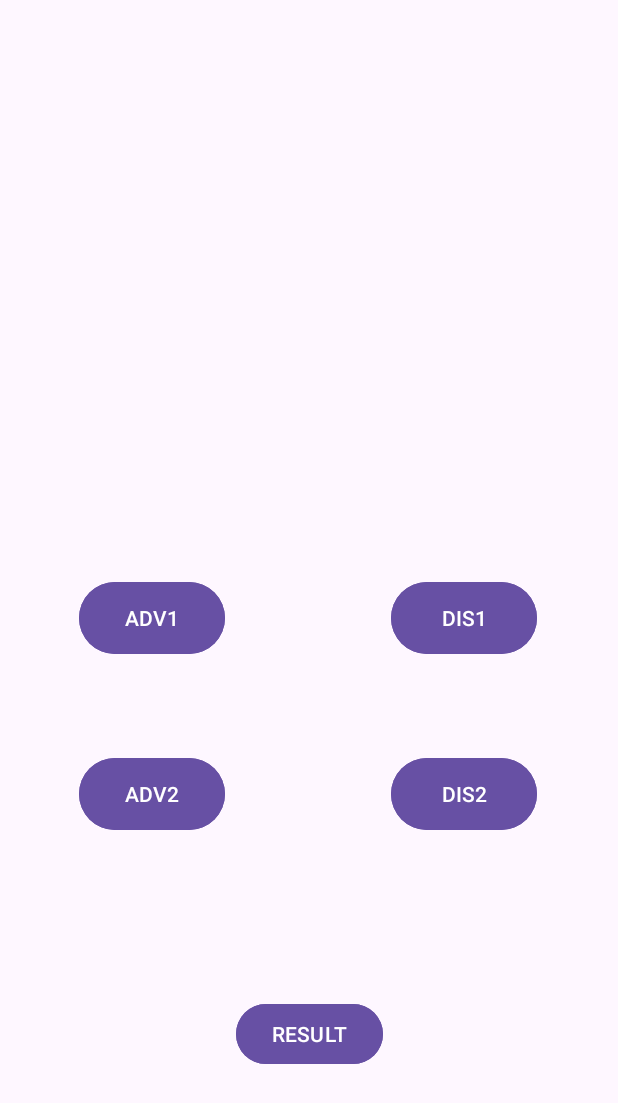
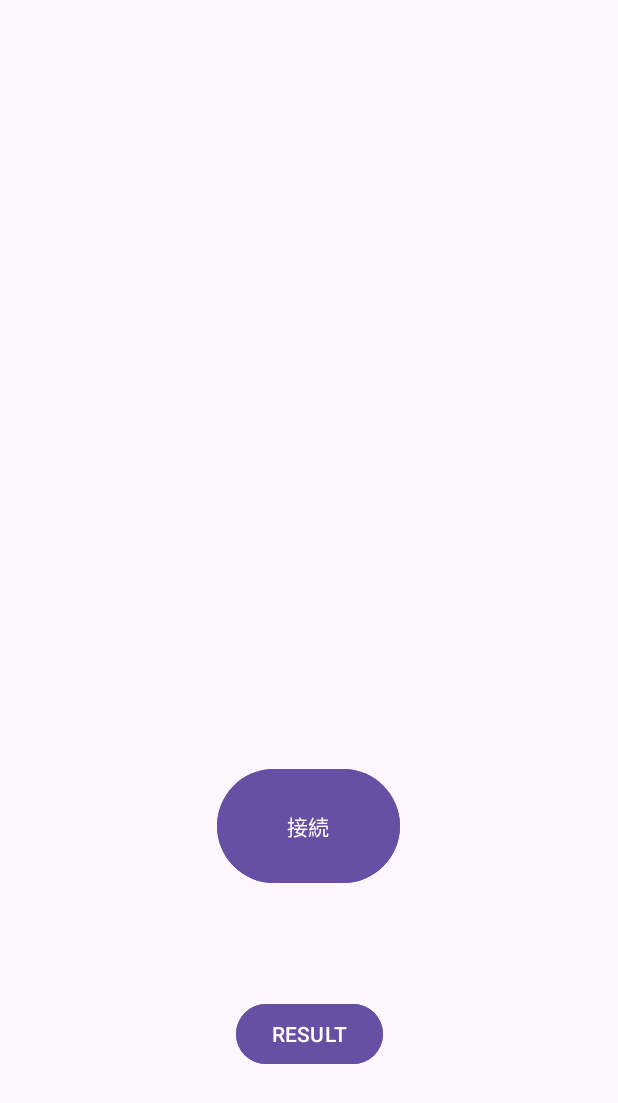
Before and after one commit to f-721/Audio, an Android app: the screen it shows after launch (MainActivity), on a phone screen of 412 x 824 dp. Shown: the top 1103 px of the screen. Run offline under Robolectric (Android 15) with nearby library versions, the phone set to English and light mode, and no system bars; libraries missing offline, so code that uses them is left out: com.google.android.gms, pub.devrel.easypermissions, uk.me.berndporr; 3 statements that could not run were skipped.

```diff
--- a/app/src/main/java/com/example/audio/ui/main/MainFragment.kt
+++ b/app/src/main/java/com/example/audio/ui/main/MainFragment.kt
@@ -41,9 +41,9 @@ class MainFragment(private val nearBy: NearBy,private val judgeTiming: JudgeTimi
         val rootView = inflater.inflate(R.layout.activity_main, container, false)
 
         btnadvertise1 = rootView.findViewById(R.id.btnadvertise)
-        btnadvertise2 = rootView.findViewById(R.id.btnadvertise2)
-        btndiscovery1 = rootView.findViewById(R.id.btndiscovery)
-        btndiscovery2 = rootView.findViewById(R.id.btndiscovery2)
+//        btnadvertise2 = rootView.findViewById(R.id.btnadvertise2)
+//        btndiscovery1 = rootView.findViewById(R.id.btndiscovery)
+//        btndiscovery2 = rootView.findViewById(R.id.btndiscovery2)
         btnresult = rootView.findViewById(R.id.btnresult)
         tvjudge = rootView.findViewById(R.id.tvgreat)
         CountTextview = rootView.findViewById(R.id.CountTextview)
@@ -86,30 +86,30 @@ class MainFragment(private val nearBy: NearBy,private val judgeTiming: JudgeTimi
             nearBy.advertise()
         }
 
-        btnadvertise2.setOnClickListener {
-            Log.d("MainFragment", "advertise button 2 clicked")
-            nearBy.advertise2()
-        }
-
-        btndiscovery1.setOnClickListener {
-            Log.d("MainFragment", "discovery button 1 clicked")
-            nearBy.discovery()
-        }
-
-        btndiscovery2.setOnClickListener {
-            Log.d("MainFragment", "discovery button 2 clicked")
-            nearBy.discovery2()
-        }
+//        btnadvertise2.setOnClickListener {
+//            Log.d("MainFragment", "advertise button 2 clicked")
+//            nearBy.advertise2()
+//        }
+//
+//        btndiscovery1.setOnClickListener {
+//            Log.d("MainFragment", "discovery button 1 clicked")
+//            nearBy.discovery()
+//        }
+//
+//        btndiscovery2.setOnClickListener {
+//            Log.d("MainFragment", "discovery button 2 clicked")
+//            nearBy.discovery2()
+//        }
 
         btnresult.setOnClickListener {
             Log.d("MainFragment", "btnresult button clicked")
 
             // ここでは `judgeTiming` というオブジェクトが結果を持っていると仮定します
-           // val client1Results = judgeTiming.getResultsForClient("atuo_2b77e0851dd47474")
+            val client1Results = judgeTiming.getResultsForClient("atuo_2b77e0851dd47474")
             // val client1Results = judgeTiming.getResultsForClient("atuo_f2a8c8cbcb063633")
-            val client1Results = judgeTiming.getResultsForClient("atuo_09703c16-5152-42aa-8817-269038ccd958")
-            val client2Results = judgeTiming.getResultsForClient("atuo_4258eebe-7751-4c82-a48d-49446bf9063b")
-            //val client2Results = judgeTiming.getResultsForClient("atuo_264ac95f5a0c0fbc")
+            //val client1Results = judgeTiming.getResultsForClient("atuo_09703c16-5152-42aa-8817-269038ccd958")
+           // val client2Results = judgeTiming.getResultsForClient("atuo_4258eebe-7751-4c82-a48d-49446bf9063b")
+            val client2Results = judgeTiming.getResultsForClient("atuo_264ac95f5a0c0fbc")
 
             // 両方のデータがない場合
             if (client1Results == null && client2Results == null) {
--- a/app/src/main/res/layout/activity_main.xml
+++ b/app/src/main/res/layout/activity_main.xml
@@ -14,49 +14,15 @@
 
     <Button
         android:id="@+id/btnadvertise"
-        android:layout_width="97dp"
-        android:layout_height="56dp"
-        android:text="ADV1"
+        android:layout_width="122dp"
+        android:layout_height="84dp"
+        android:text="接続"
         app:layout_constraintBottom_toBottomOf="parent"
         app:layout_constraintEnd_toEndOf="parent"
-        app:layout_constraintHorizontal_bias="0.168"
-        app:layout_constraintStart_toStartOf="parent"
-        app:layout_constraintTop_toTopOf="parent" />
-
-    <Button
-        android:id="@+id/btndiscovery"
-        android:layout_width="97dp"
-        android:layout_height="56dp"
-        android:text="DIS1"
-        app:layout_constraintBottom_toBottomOf="parent"
-        app:layout_constraintEnd_toEndOf="parent"
-        app:layout_constraintHorizontal_bias="0.828"
-        app:layout_constraintStart_toStartOf="parent"
-        app:layout_constraintTop_toTopOf="parent" />
-
-    <Button
-        android:id="@+id/btndiscovery2"
-        android:layout_width="97dp"
-        android:layout_height="56dp"
-        android:text="DIS2"
-        app:layout_constraintBottom_toBottomOf="parent"
-        app:layout_constraintEnd_toEndOf="parent"
-        app:layout_constraintHorizontal_bias="0.828"
+        app:layout_constraintHorizontal_bias="0.498"
         app:layout_constraintStart_toStartOf="parent"
         app:layout_constraintTop_toTopOf="parent"
-        app:layout_constraintVertical_bias="0.653" />
-
-    <Button
-        android:id="@+id/btnadvertise2"
-        android:layout_width="97dp"
-        android:layout_height="56dp"
-        android:text="ADV2"
-        app:layout_constraintBottom_toBottomOf="parent"
-        app:layout_constraintEnd_toEndOf="parent"
-        app:layout_constraintHorizontal_bias="0.168"
-        app:layout_constraintStart_toStartOf="parent"
-        app:layout_constraintTop_toTopOf="parent"
-        app:layout_constraintVertical_bias="0.653" />
+        app:layout_constraintVertical_bias="0.687" />
 
     <TextView
         android:id="@+id/tvgreat"
```
Also changed, not shown: app/src/main/java/com/example/audio/JudgeTiming.kt (+74 -31 lines), app/src/main/java/com/example/audio/Nearby.kt (+16 -63 lines).
